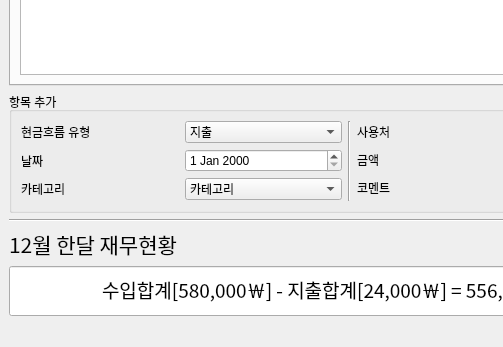
Qt form dku_accounts_project.ui (Firstcom1/dku_accounts_project) before a commit; both pictures show x 0 to 503 and y 453 to 800 of the 1300 by 800 pixel window.
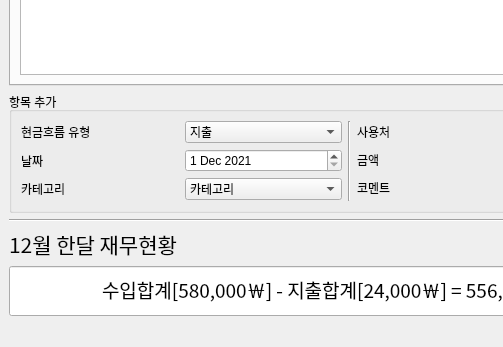
The same form after that commit.

Commit message: icon image

```diff
--- a/dku_accounts_project.ui
+++ b/dku_accounts_project.ui
@@ -673,7 +673,18 @@
                 </widget>
                </item>
                <item>
-                <widget class="QDateEdit" name="DE_flowDate"/>
+                <widget class="QDateEdit" name="DE_flowDate">
+                 <property name="dateTime">
+                  <datetime>
+                   <hour>0</hour>
+                   <minute>0</minute>
+                   <second>0</second>
+                   <year>2021</year>
+                   <month>12</month>
+                   <day>1</day>
+                  </datetime>
+                 </property>
+                </widget>
                </item>
               </layout>
              </item>
```
The commit also changes 2 other files.
